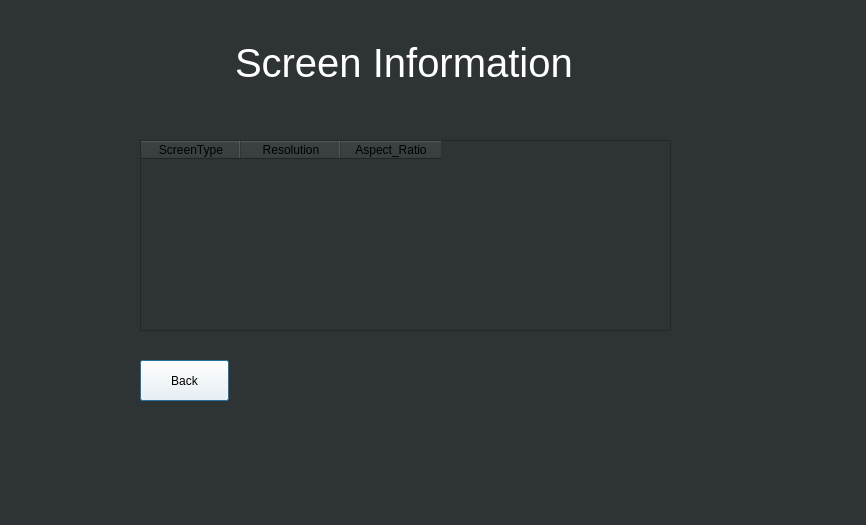
This is Screen.ui in JohnCMeyer/PhoneFinder as Qt 5 draws it before an edit. The edited form follows.
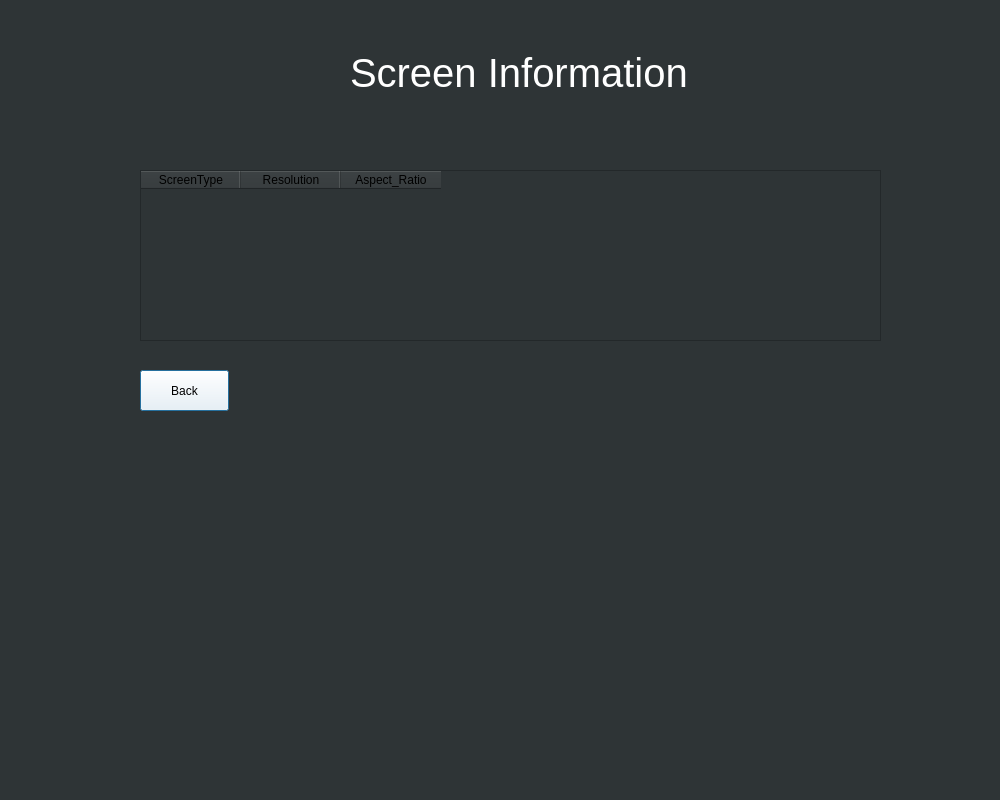
This is the edited form.

The edit to the form file:
```diff
--- a/Screen.ui
+++ b/Screen.ui
@@ -6,8 +6,8 @@
    <rect>
     <x>0</x>
     <y>0</y>
-    <width>866</width>
-    <height>525</height>
+    <width>1000</width>
+    <height>800</height>
    </rect>
   </property>
   <property name="windowTitle">
@@ -19,8 +19,8 @@
   <widget class="QLabel" name="label">
    <property name="geometry">
     <rect>
-     <x>235</x>
-     <y>40</y>
+     <x>350</x>
+     <y>50</y>
      <width>351</width>
      <height>46</height>
     </rect>
@@ -37,9 +37,9 @@
    <property name="geometry">
     <rect>
      <x>140</x>
-     <y>140</y>
-     <width>531</width>
-     <height>191</height>
+     <y>170</y>
+     <width>741</width>
+     <height>171</height>
     </rect>
    </property>
    <column>
@@ -62,7 +62,7 @@
    <property name="geometry">
     <rect>
      <x>140</x>
-     <y>360</y>
+     <y>370</y>
      <width>89</width>
      <height>41</height>
     </rect>
```
